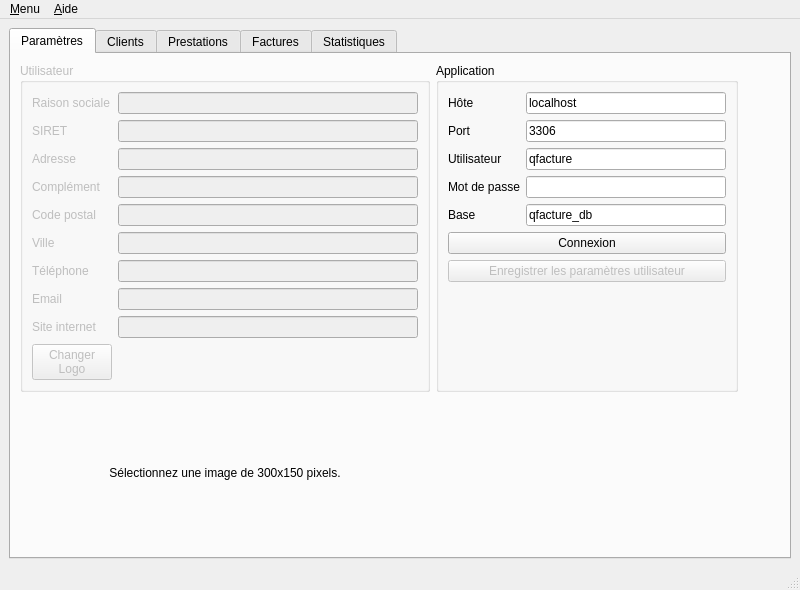
Before: the Qt Designer form ui/Qfacture.ui in jpec/Qfacture, drawn with Qt 5.
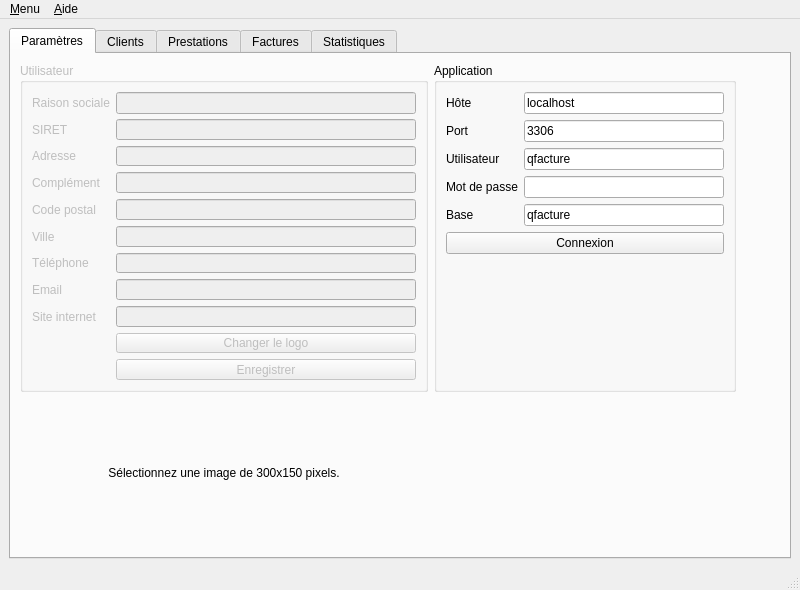
After: the same form once the commit is applied. Icons and pictures are not drawn.

The edit to the form file:
```diff
--- a/ui/Qfacture.ui
+++ b/ui/Qfacture.ui
@@ -108,7 +108,7 @@
              <property name="minimumSize">
               <size>
                <width>300</width>
-               <height>0</height>
+               <height>22</height>
               </size>
              </property>
              <property name="maximumSize">
@@ -327,11 +327,38 @@
              </property>
             </widget>
            </item>
-           <item row="10" column="0">
+           <item row="10" column="1">
+            <widget class="QPushButton" name="uSave">
+             <property name="enabled">
+              <bool>false</bool>
+             </property>
+             <property name="minimumSize">
+              <size>
+               <width>0</width>
+               <height>0</height>
+              </size>
+             </property>
+             <property name="maximumSize">
+              <size>
+               <width>500</width>
+               <height>16777215</height>
+              </size>
+             </property>
+             <property name="text">
+              <string>Enregistrer</string>
+             </property>
+             <property name="checkable">
+              <bool>false</bool>
+             </property>
+             <property name="flat">
+              <bool>false</bool>
+             </property>
+            </widget>
+           </item>
+           <item row="9" column="1">
             <widget class="QPushButton" name="uChangeLogo">
              <property name="text">
-              <string>Changer
-Logo</string>
+              <string>Changer le logo</string>
              </property>
             </widget>
            </item>
@@ -610,7 +637,7 @@
               <string notr="true"/>
              </property>
              <property name="text">
-              <string notr="true">qfacture_db</string>
+              <string notr="true">qfacture</string>
              </property>
             </widget>
            </item>
@@ -627,34 +654,6 @@
              </property>
             </widget>
            </item>
-           <item row="6" column="0" colspan="2">
-            <widget class="QPushButton" name="uSave">
-             <property name="enabled">
-              <bool>false</bool>
-             </property>
-             <property name="minimumSize">
-              <size>
-               <width>0</width>
-               <height>0</height>
-              </size>
-             </property>
-             <property name="maximumSize">
-              <size>
-               <width>500</width>
-               <height>16777215</height>
-              </size>
-             </property>
-             <property name="text">
-              <string>Enregistrer les paramètres utilisateur</string>
-             </property>
-             <property name="checkable">
-              <bool>false</bool>
-             </property>
-             <property name="flat">
-              <bool>false</bool>
-             </property>
-            </widget>
-           </item>
           </layout>
          </widget>
         </item>
```
Left out of the diff: 31 changed lines with no effect on the pictures.
